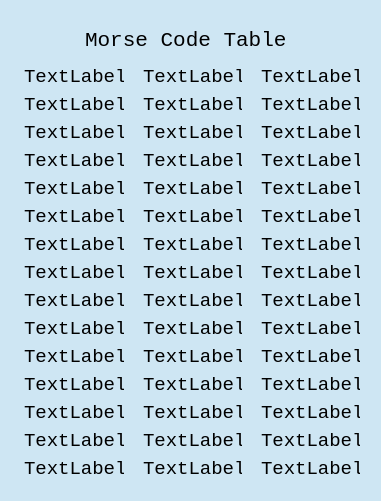
Above: morseInput/src/morseInput/qt_files/morseTable/morsetabledialog.ui from ros-visualization/robhum_ui_utils before the change. Below: the same form after it.
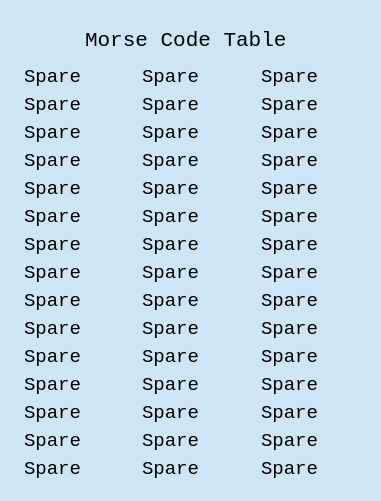
That is the form after the change.

Commit message: Added status bar to main window

The edit to the form file:
```diff
--- a/morseInput/src/morseInput/qt_files/morseTable/morsetabledialog.ui
+++ b/morseInput/src/morseInput/qt_files/morseTable/morsetabledialog.ui
@@ -85,7 +85,7 @@
          </font>
         </property>
         <property name="text">
-         <string>TextLabel</string>
+         <string>Spare</string>
         </property>
         <property name="indent">
          <number>13</number>
@@ -101,7 +101,7 @@
          </font>
         </property>
         <property name="text">
-         <string>TextLabel</string>
+         <string>Spare</string>
         </property>
         <property name="indent">
          <number>13</number>
@@ -117,7 +117,7 @@
          </font>
         </property>
         <property name="text">
-         <string>TextLabel</string>
+         <string>Spare</string>
         </property>
         <property name="indent">
          <number>13</number>
@@ -133,7 +133,7 @@
          </font>
         </property>
         <property name="text">
-         <string>TextLabel</string>
+         <string>Spare</string>
         </property>
         <property name="indent">
          <number>13</number>
@@ -149,7 +149,7 @@
          </font>
         </property>
         <property name="text">
-         <string>TextLabel</string>
+         <string>Spare</string>
         </property>
         <property name="indent">
          <number>13</number>
@@ -165,7 +165,7 @@
          </font>
         </property>
         <property name="text">
-         <string>TextLabel</string>
+         <string>Spare</string>
         </property>
         <property name="indent">
          <number>13</number>
@@ -181,7 +181,7 @@
          </font>
         </property>
         <property name="text">
-         <string>TextLabel</string>
+         <string>Spare</string>
         </property>
         <property name="indent">
          <number>13</number>
@@ -197,7 +197,7 @@
          </font>
         </property>
         <property name="text">
-         <string>TextLabel</string>
+         <string>Spare</string>
         </property>
         <property name="indent">
          <number>13</number>
@@ -213,7 +213,7 @@
          </font>
         </property>
         <property name="text">
-         <string>TextLabel</string>
+         <string>Spare</string>
         </property>
         <property name="indent">
          <number>13</number>
@@ -229,7 +229,7 @@
          </font>
         </property>
         <property name="text">
-         <string>TextLabel</string>
+         <string>Spare</string>
         </property>
         <property name="indent">
          <number>13</number>
@@ -245,7 +245,7 @@
          </font>
         </property>
         <property name="text">
-         <string>TextLabel</string>
+         <string>Spare</string>
         </property>
         <property name="indent">
          <number>13</number>
@@ -261,7 +261,7 @@
          </font>
         </property>
         <property name="text">
-         <string>TextLabel</string>
+         <string>Spare</string>
         </property>
         <property name="indent">
          <number>13</number>
@@ -277,7 +277,7 @@
          </font>
         </property>
         <property name="text">
-         <string>TextLabel</string>
+         <string>Spare</string>
         </property>
         <property name="indent">
          <number>13</number>
@@ -293,7 +293,7 @@
          </font>
         </property>
         <property name="text">
-         <string>TextLabel</string>
+         <string>Spare</string>
         </property>
         <property name="indent">
          <number>13</number>
@@ -309,7 +309,7 @@
          </font>
         </property>
         <property name="text">
-         <string>TextLabel</string>
+         <string>Spare</string>
         </property>
         <property name="indent">
          <number>13</number>
@@ -325,7 +325,7 @@
          </font>
         </property>
         <property name="text">
-         <string>TextLabel</string>
+         <string>Spare</string>
         </property>
         <property name="indent">
          <number>13</number>
@@ -341,7 +341,7 @@
          </font>
         </property>
         <property name="text">
-         <string>TextLabel</string>
+         <string>Spare</string>
         </property>
         <property name="indent">
          <number>13</number>
@@ -357,7 +357,7 @@
          </font>
         </property>
         <property name="text">
-         <string>TextLabel</string>
+         <string>Spare</string>
         </property>
         <property name="indent">
          <number>13</number>
@@ -373,7 +373,7 @@
          </font>
         </property>
         <property name="text">
-         <string>TextLabel</string>
+         <string>Spare</string>
         </property>
         <property name="indent">
          <number>13</number>
@@ -389,7 +389,7 @@
          </font>
         </property>
         <property name="text">
-         <string>TextLabel</string>
+         <string>Spare</string>
         </property>
         <property name="indent">
          <number>13</number>
@@ -405,7 +405,7 @@
          </font>
         </property>
         <property name="text">
-         <string>TextLabel</string>
+         <string>Spare</string>
         </property>
         <property name="indent">
          <number>13</number>
@@ -421,7 +421,7 @@
          </font>
         </property>
         <property name="text">
-         <string>TextLabel</string>
+         <string>Spare</string>
         </property>
         <property name="indent">
          <number>13</number>
@@ -437,7 +437,7 @@
          </font>
         </property>
         <property name="text">
-         <string>TextLabel</string>
+         <string>Spare</string>
         </property>
         <property name="indent">
          <number>13</number>
@@ -453,7 +453,7 @@
          </font>
         </property>
         <property name="text">
-         <string>TextLabel</string>
+         <string>Spare</string>
         </property>
         <property name="indent">
          <number>13</number>
@@ -469,7 +469,7 @@
          </font>
         </property>
         <property name="text">
-         <string>TextLabel</string>
+         <string>Spare</string>
         </property>
         <property name="indent">
          <number>13</number>
@@ -485,7 +485,7 @@
          </font>
         </property>
         <property name="text">
-         <string>TextLabel</string>
+         <string>Spare</string>
         </property>
         <property name="indent">
          <number>13</number>
@@ -501,7 +501,7 @@
          </font>
         </property>
         <property name="text">
-         <string>TextLabel</string>
+         <string>Spare</string>
         </property>
         <property name="indent">
          <number>13</number>
@@ -517,7 +517,7 @@
          </font>
         </property>
         <property name="text">
-         <string>TextLabel</string>
+         <string>Spare</string>
         </property>
         <property name="indent">
          <number>13</number>
@@ -533,7 +533,7 @@
          </font>
         </property>
         <property name="text">
-         <string>TextLabel</string>
+         <string>Spare</string>
         </property>
         <property name="indent">
          <number>13</number>
@@ -549,7 +549,7 @@
          </font>
         </property>
         <property name="text">
-         <string>TextLabel</string>
+         <string>Spare</string>
         </property>
         <property name="indent">
          <number>13</number>
@@ -565,7 +565,7 @@
          </font>
         </property>
         <property name="text">
-         <string>TextLabel</string>
+         <string>Spare</string>
         </property>
         <property name="indent">
          <number>13</number>
@@ -581,7 +581,7 @@
          </font>
         </property>
         <property name="text">
-         <string>TextLabel</string>
+         <string>Spare</string>
         </property>
         <property name="indent">
          <number>13</number>
@@ -597,7 +597,7 @@
          </font>
         </property>
         <property name="text">
-         <string>TextLabel</string>
+         <string>Spare</string>
         </property>
         <property name="indent">
          <number>13</number>
@@ -613,7 +613,7 @@
          </font>
         </property>
         <property name="text">
-         <string>TextLabel</string>
+         <string>Spare</string>
         </property>
         <property name="indent">
          <number>13</number>
@@ -629,7 +629,7 @@
          </font>
         </property>
         <property name="text">
-         <string>TextLabel</string>
+         <string>Spare</string>
         </property>
         <property name="indent">
          <number>13</number>
@@ -645,7 +645,7 @@
          </font>
         </property>
         <property name="text">
-         <string>TextLabel</string>
+         <string>Spare</string>
         </property>
         <property name="indent">
          <number>13</number>
@@ -661,7 +661,7 @@
          </font>
         </property>
         <property name="text">
-         <string>TextLabel</string>
+         <string>Spare</string>
         </property>
         <property name="indent">
          <number>13</number>
@@ -677,7 +677,7 @@
          </font>
         </property>
         <property name="text">
-         <string>TextLabel</string>
+         <string>Spare</string>
         </property>
         <property name="indent">
          <number>13</number>
@@ -693,7 +693,7 @@
          </font>
         </property>
         <property name="text">
-         <string>TextLabel</string>
+         <string>Spare</string>
         </property>
         <property name="indent">
          <number>13</number>
@@ -709,7 +709,7 @@
          </font>
         </property>
         <property name="text">
-         <string>TextLabel</string>
+         <string>Spare</string>
         </property>
         <property name="indent">
          <number>13</number>
@@ -725,7 +725,7 @@
          </font>
         </property>
         <property name="text">
-         <string>TextLabel</string>
+         <string>Spare</string>
         </property>
         <property name="indent">
          <number>13</number>
@@ -741,7 +741,7 @@
          </font>
         </property>
         <property name="text">
-         <string>TextLabel</string>
+         <string>Spare</string>
         </property>
         <property name="indent">
          <number>13</number>
@@ -757,7 +757,7 @@
          </font>
         </property>
         <property name="text">
-         <string>TextLabel</string>
+         <string>Spare</string>
         </property>
         <property name="indent">
          <number>13</number>
@@ -773,7 +773,7 @@
          </font>
         </property>
         <property name="text">
-         <string>TextLabel</string>
+         <string>Spare</string>
         </property>
         <property name="indent">
          <number>13</number>
@@ -789,7 +789,7 @@
          </font>
         </property>
         <property name="text">
-         <string>TextLabel</string>
+         <string>Spare</string>
         </property>
         <property name="indent">
          <number>13</number>
```
The commit also changes 2 other files.
